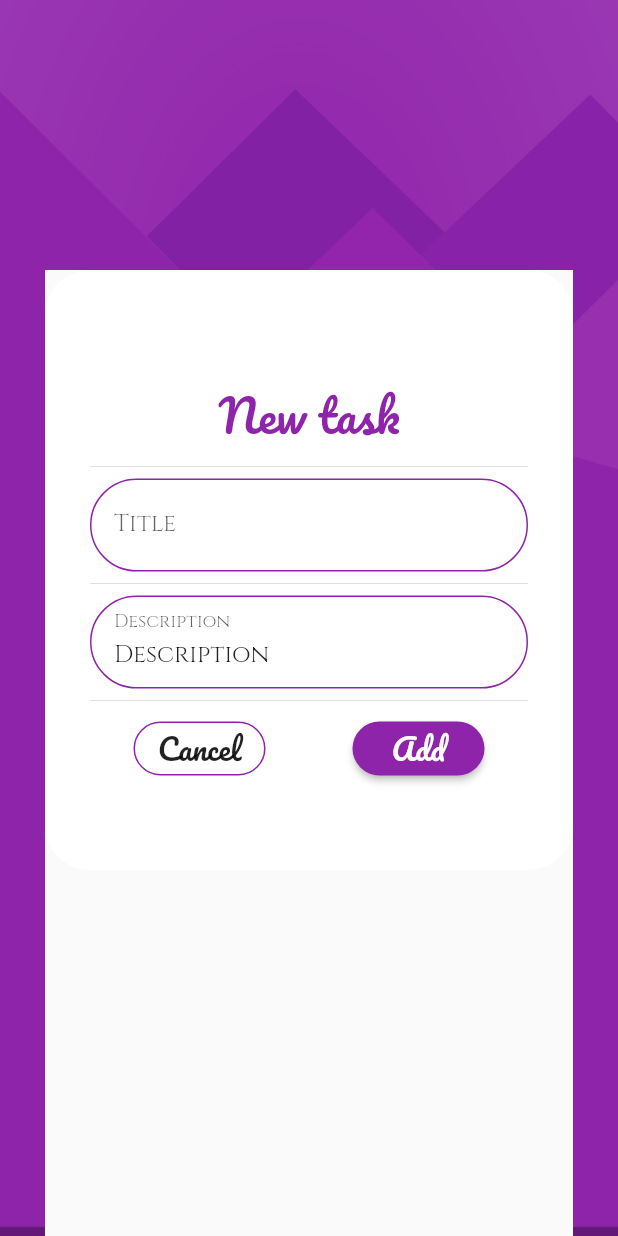
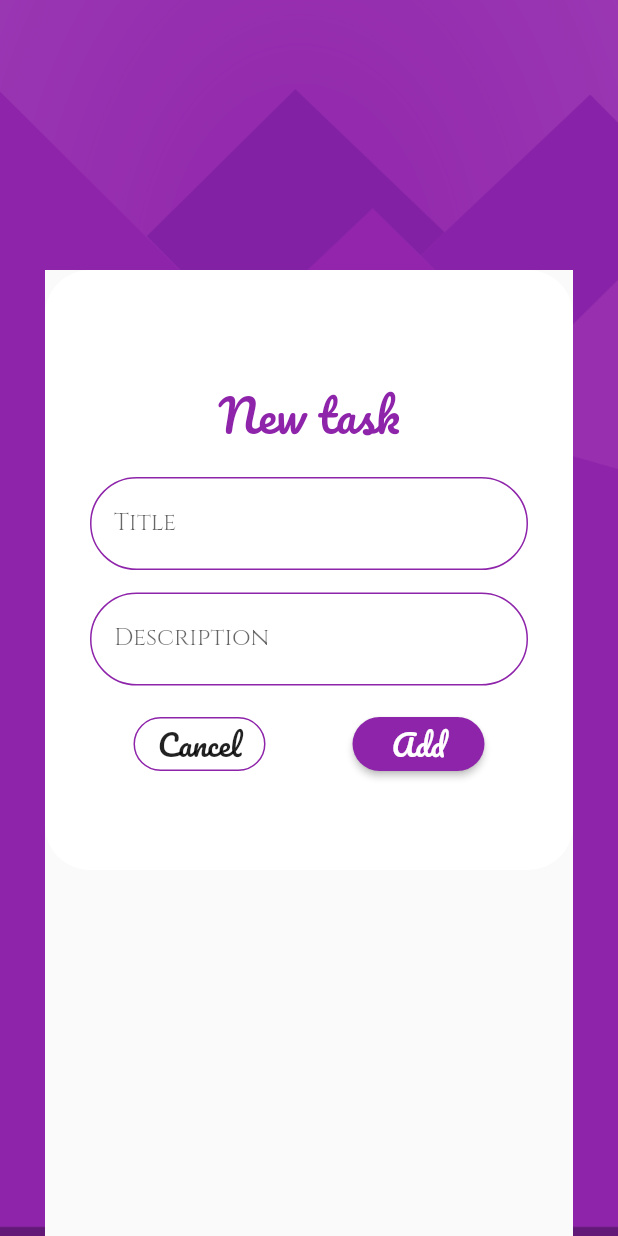
Before and after one commit to WeronikaWItt/todoey, a Flutter app: the Add screen opened by its route, on a phone screen of 412 x 824 dp. Run offline on Flutter 3.47's test engine with Material 2 defaults, Android fonts, the phone set to English and light mode, and no system bars; our stand-ins replace flutter_slidable, shared_preferences; accounts and stored records are empty.

Commit message:
changed textfield for description

```diff
--- a/lib/screens/add_task.dart
+++ b/lib/screens/add_task.dart
@@ -5,7 +5,6 @@ import 'package:to_do/constants.dart';
 import 'package:to_do/models/task_data.dart';
 import 'package:to_do/screens/task_screen.dart';
 import 'package:to_do/widgets/cancel_button.dart';
-import 'package:to_do/widgets/form_widget.dart';
 
 class Add extends StatefulWidget {
   static const ROUTE = '/add';
@@ -70,7 +69,9 @@ class _AddState extends State<Add> {
               child: Column(
                 children: [
                   Text('New task', textAlign: TextAlign.center, style: kPacificoHeader),
-                  Divider(),
+                  SizedBox(
+                    height: 15,
+                  ),
                   Container(
                     decoration: BoxDecoration(
                       border: Border.all(color: kAccent),
@@ -100,15 +101,34 @@ class _AddState extends State<Add> {
                       },
                     ),
                   ),
-                  Divider(),
-                  FormWidget(
-                    initText: 'Description',
-                    changedValue: (value) {
-                      description = value;
-                      prefs.setString('details', value);
-                    },
+                  SizedBox(
+                    height: 15,
                   ),
-                  Divider(),
+                  Container(
+                    decoration: BoxDecoration(
+                      border: Border.all(color: kAccent),
+                      borderRadius: BorderRadius.circular(32),
+                    ),
+                    child: TextFormField(
+                      autocorrect: true,
+                      textAlign: TextAlign.center,
+                      style: TextStyle(
+                        fontFamily: 'Cinzel',
+                      ),
+                      decoration: InputDecoration(
+                        border: InputBorder.none,
+                        contentPadding: EdgeInsets.only(left: 15, bottom: 11, top: 11, right: 15),
+                        labelText: 'Description',
+                      ),
+                      onChanged: (value) {
+                        description = value;
+                        prefs.setString('details', value);
+                      },
+                    ),
+                  ),
+                  SizedBox(
+                    height: 15,
+                  ),
                   Row(
                     mainAxisAlignment: MainAxisAlignment.spaceAround,
                     children: [
```
